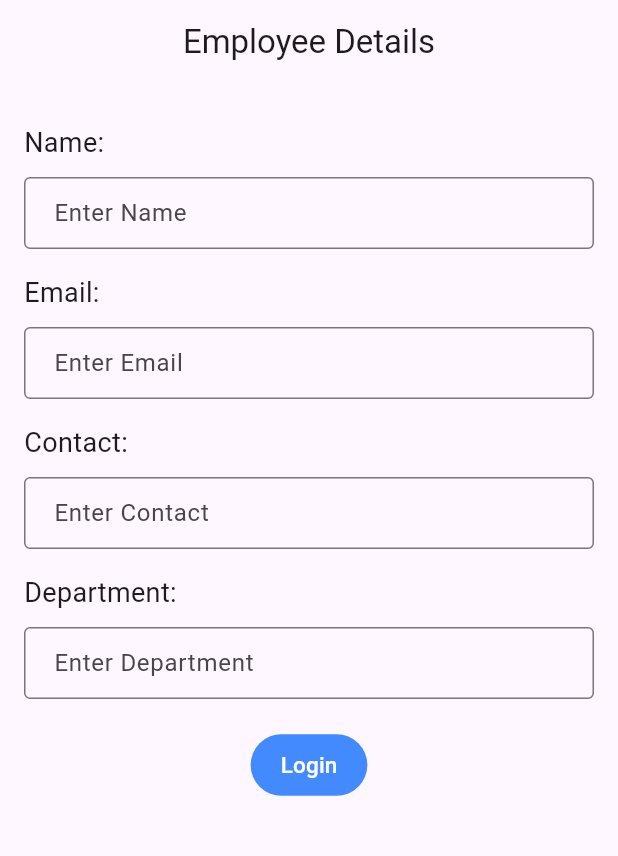
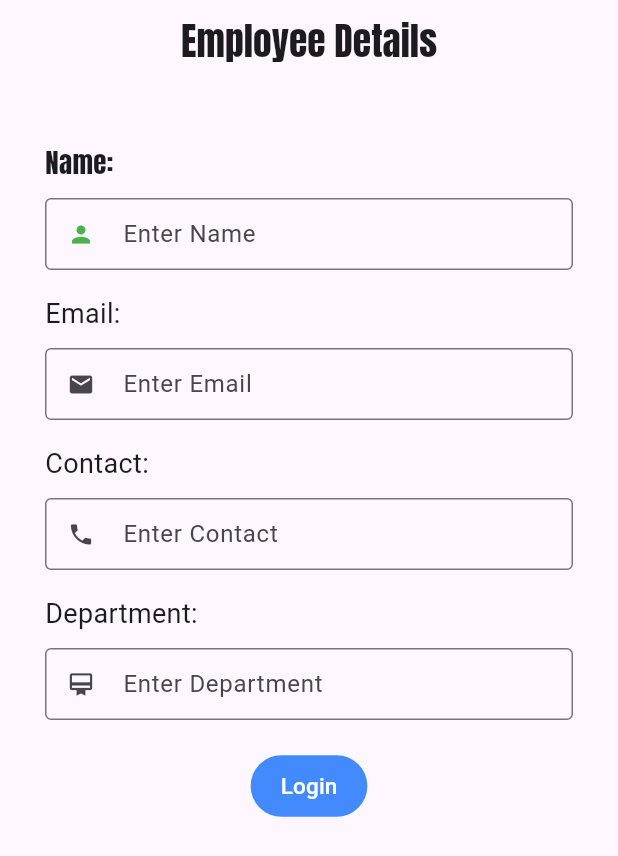
Before and after one commit to eshakeerthiga/flutterproject2, a Flutter app: the screen it shows after launch, on a phone screen of 412 x 824 dp. Shown: the top 856 px of the screen. Run offline on Flutter 3.47's test engine with Material 3 defaults, Android fonts, the phone set to English and light mode, and no system bars; our stand-ins replace google_fonts.

Commit message:
Second commit

```diff
--- a/lib/main.dart
+++ b/lib/main.dart
@@ -1,6 +1,5 @@
 import 'package:flutter/material.dart';
-
-
+import 'package:google_fonts/google_fonts.dart';
 
 void main() {
   runApp(const MyApp());
@@ -14,28 +13,36 @@ class MyApp extends StatelessWidget {
     return MaterialApp(
       home: Scaffold(
         appBar: AppBar(
-          title: const Text('Employee Details'),
+          title: Text(
+            'Employee Details',
+            style: GoogleFonts.anton(fontSize: 25),
+          ),
           centerTitle: true,
         ),
         body: Padding(
-          padding: const EdgeInsets.all(16.0),
+          padding: const EdgeInsets.all(30.0),
           child: Column(
             mainAxisAlignment: MainAxisAlignment.start,
             children: [
               const SizedBox(height: 10),
-              const Align(
+              Align(
                 alignment: Alignment.centerLeft,
                 child: Text(
                   'Name: ',
-                  style: TextStyle(fontSize: 18),
+                  style: GoogleFonts.anton(fontSize: 18),
                 ),
               ),
               const SizedBox(height: 10),
               const TextField(
                 decoration: InputDecoration(
                   hintText: 'Enter Name',
-                  contentPadding: EdgeInsets.symmetric(
-                      horizontal: 16.0, vertical: 12.0),
+                  prefixIcon: Icon(
+                    Icons.person,
+                    color: Colors.green,
+                    size: 18,
+                  ),
+                  contentPadding:
+                      EdgeInsets.symmetric(horizontal: 16.0, vertical: 12.0),
                   border: OutlineInputBorder(),
                 ),
               ),
@@ -51,8 +58,12 @@ class MyApp extends StatelessWidget {
               const TextField(
                 decoration: InputDecoration(
                   hintText: 'Enter Email',
-                  contentPadding: EdgeInsets.symmetric(
-                      horizontal: 16.0, vertical: 12.0),
+                  prefixIcon: Icon(
+                    Icons.email,
+                    size: 18,
+                  ),
+                  contentPadding:
+                      EdgeInsets.symmetric(horizontal: 16.0, vertical: 12.0),
                   border: OutlineInputBorder(),
                 ),
               ),
@@ -68,8 +79,12 @@ class MyApp extends StatelessWidget {
               const TextField(
                 decoration: InputDecoration(
                   hintText: 'Enter Contact',
-                  contentPadding: EdgeInsets.symmetric(
-                      horizontal: 16.0, vertical: 12.0),
+                  prefixIcon: Icon(
+                    Icons.phone,
+                    size: 18,
+                  ),
+                  contentPadding:
+                      EdgeInsets.symmetric(horizontal: 16.0, vertical: 12.0),
                   border: OutlineInputBorder(),
                 ),
               ),
@@ -85,8 +100,12 @@ class MyApp extends StatelessWidget {
               const TextField(
                 decoration: InputDecoration(
                   hintText: 'Enter Department',
-                  contentPadding: EdgeInsets.symmetric(
-                      horizontal: 16.0, vertical: 12.0),
+                  prefixIcon: Icon(
+                    Icons.card_membership,
+                    size: 18,
+                  ),
+                  contentPadding:
+                      EdgeInsets.symmetric(horizontal: 16.0, vertical: 12.0),
                   border: OutlineInputBorder(),
                 ),
               ),
```
